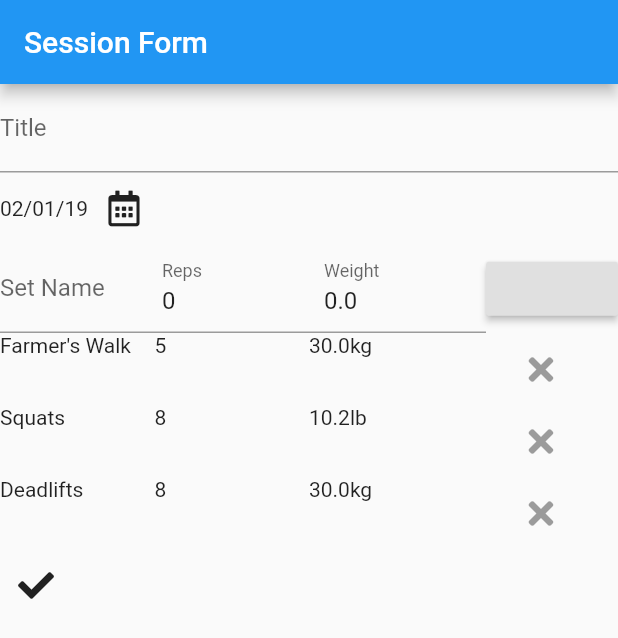
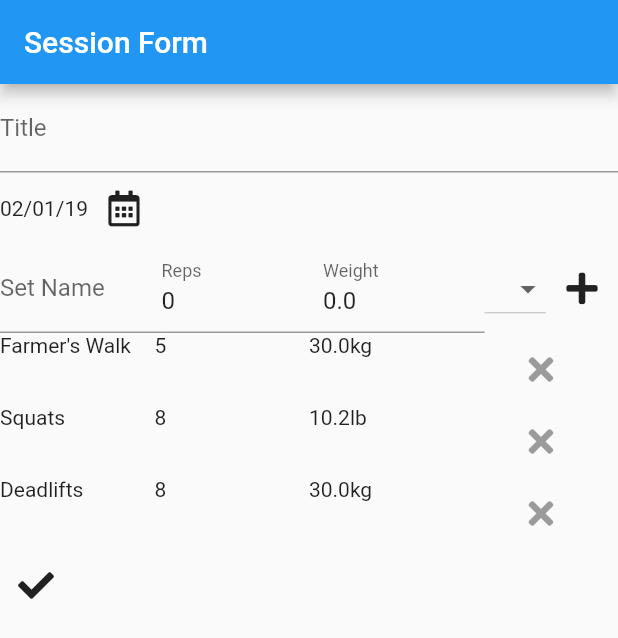
Before and after one commit to DarthEmpty/kilo, a Flutter app: the SessionFormPage screen opened directly, on a phone screen of 412 x 824 dp. Shown: the top 638 px of the screen. Run offline on Flutter 3.47's test engine with Material 2 defaults, Android fonts, the phone set to English and light mode, and no system bars; our stand-ins replace bloc, date_format, flutter_bloc, font_awesome_flutter.

Commit message:
Add unit dropdown menu and include it in state

```diff
--- a/lib/blocs/session_form_bloc.dart
+++ b/lib/blocs/session_form_bloc.dart
@@ -1,16 +1,23 @@
 import 'package:bloc/bloc.dart';
+import 'package:kilo/utils.dart';
 import 'package:meta/meta.dart';
 
 
 class SessionFormState {
   final String title;
   final DateTime date;
+  final MassUnit unit;
 
-  SessionFormState({@required this.title, @required this.date});
+  SessionFormState({
+    @required this.title,
+    @required this.date,
+    @required this.unit,
+  });
 
   factory SessionFormState.initial() => SessionFormState(
     title: "",
-    date: DateTime.now()
+    date: DateTime.now(),
+    unit: null,
   );
 }
 
@@ -26,6 +33,11 @@ class UpdateDate extends SessionFormEvent {
   final DateTime newValue;
   UpdateDate(this.newValue);
 }
+
+class UpdateUnit extends SessionFormEvent {
+  final MassUnit newValue;
+  UpdateUnit(this.newValue);
+}
 // endregion
 
 class SessionFormBloc extends Bloc<SessionFormEvent, SessionFormState> {
@@ -37,13 +49,22 @@ class SessionFormBloc extends Bloc<SessionFormEvent, SessionFormState> {
     if (event is UpdateTitle) {
       yield SessionFormState(
         title: event.newValue,
-        date: currentState.date
+        date: currentState.date,
+        unit: currentState.unit,
       );
 
     } else if (event is UpdateDate) {
       yield SessionFormState(
         title: currentState.title,
         date: event.newValue,
+        unit: currentState.unit,
+      );
+
+    } else if (event is UpdateUnit) {
+      yield SessionFormState(
+        title: currentState.title,
+        date: currentState.date,
+        unit: event.newValue,
       );
     }
   }
--- a/lib/pages/session_form_page.dart
+++ b/lib/pages/session_form_page.dart
@@ -83,10 +83,21 @@ class _SessionFormPageState extends State<SessionFormPage> {
                 keyboardType: TextInputType.numberWithOptions(decimal: true),
                 controller: this._weightController,
               )),
-              RaisedButton(
-                child: Text(""), // TODO: Cycle through Mass Units on press
+              DropdownButton<MassUnit>(
+                items: MassUnit.values.map(
+                  (value) => DropdownMenuItem<MassUnit>(
+                    value: value,
+                    child: Text(toMassUnitString(value)),
+                  )
+                ).toList(),
+                value: state.unit,
+                onChanged: (MassUnit value) =>
+                    this._bloc.dispatch(UpdateUnit(value)),
+              ),
+              IconButton(
+                icon: Icon(FontAwesomeIcons.plus),
                 onPressed: () {},
-              )
+              ),
             ],
           ),
 
```
Also changed, not shown: lib/main.dart (+12 -1 lines).
